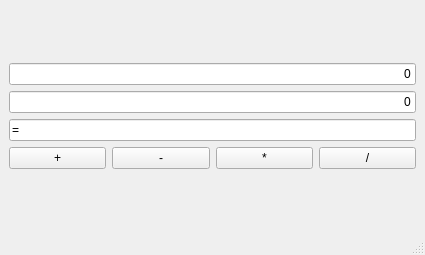
The window that src/calc.ui (Oktan89/37_1) describes before a commit, drawn with Qt 5.
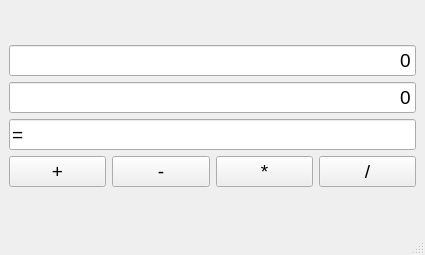
The same window after the commit.

Patch:
```diff
--- a/src/calc.ui
+++ b/src/calc.ui
@@ -22,6 +22,23 @@
      <layout class="QVBoxLayout" name="verticalLayout_3">
       <item>
        <widget class="QLineEdit" name="number_1">
+        <property name="sizePolicy">
+         <sizepolicy hsizetype="Expanding" vsizetype="Fixed">
+          <horstretch>0</horstretch>
+          <verstretch>0</verstretch>
+         </sizepolicy>
+        </property>
+        <property name="font">
+         <font>
+          <pointsize>14</pointsize>
+         </font>
+        </property>
+        <property name="styleSheet">
+         <string notr="true">selection-background-color: rgb(87, 227, 137);</string>
+        </property>
+        <property name="inputMethodHints">
+         <set>Qt::ImhNone</set>
+        </property>
         <property name="text">
          <string>0</string>
         </property>
@@ -32,6 +49,14 @@
       </item>
       <item>
        <widget class="QLineEdit" name="number_2">
+        <property name="font">
+         <font>
+          <pointsize>14</pointsize>
+         </font>
+        </property>
+        <property name="styleSheet">
+         <string notr="true">selection-background-color: rgb(87, 227, 137);</string>
+        </property>
         <property name="text">
          <string>0</string>
         </property>
@@ -42,6 +67,14 @@
       </item>
       <item>
        <widget class="QLineEdit" name="answer">
+        <property name="font">
+         <font>
+          <pointsize>14</pointsize>
+         </font>
+        </property>
+        <property name="styleSheet">
+         <string notr="true"/>
+        </property>
         <property name="inputMask">
          <string/>
         </property>
@@ -63,6 +96,11 @@
        <layout class="QHBoxLayout" name="horizontalLayout_3">
         <item>
          <widget class="QPushButton" name="addButton">
+          <property name="font">
+           <font>
+            <pointsize>14</pointsize>
+           </font>
+          </property>
           <property name="text">
            <string>+</string>
           </property>
@@ -70,6 +108,11 @@
         </item>
         <item>
          <widget class="QPushButton" name="subtractButton">
+          <property name="font">
+           <font>
+            <pointsize>14</pointsize>
+           </font>
+          </property>
           <property name="text">
            <string>-</string>
           </property>
@@ -77,6 +120,11 @@
         </item>
         <item>
          <widget class="QPushButton" name="multiplyButton">
+          <property name="font">
+           <font>
+            <pointsize>14</pointsize>
+           </font>
+          </property>
           <property name="text">
            <string>*</string>
           </property>
@@ -84,6 +132,11 @@
         </item>
         <item>
          <widget class="QPushButton" name="divideButton">
+          <property name="font">
+           <font>
+            <pointsize>14</pointsize>
+           </font>
+          </property>
           <property name="text">
            <string>/</string>
           </property>
```
Left out of the diff: 2 changed lines with no effect on the pictures.
